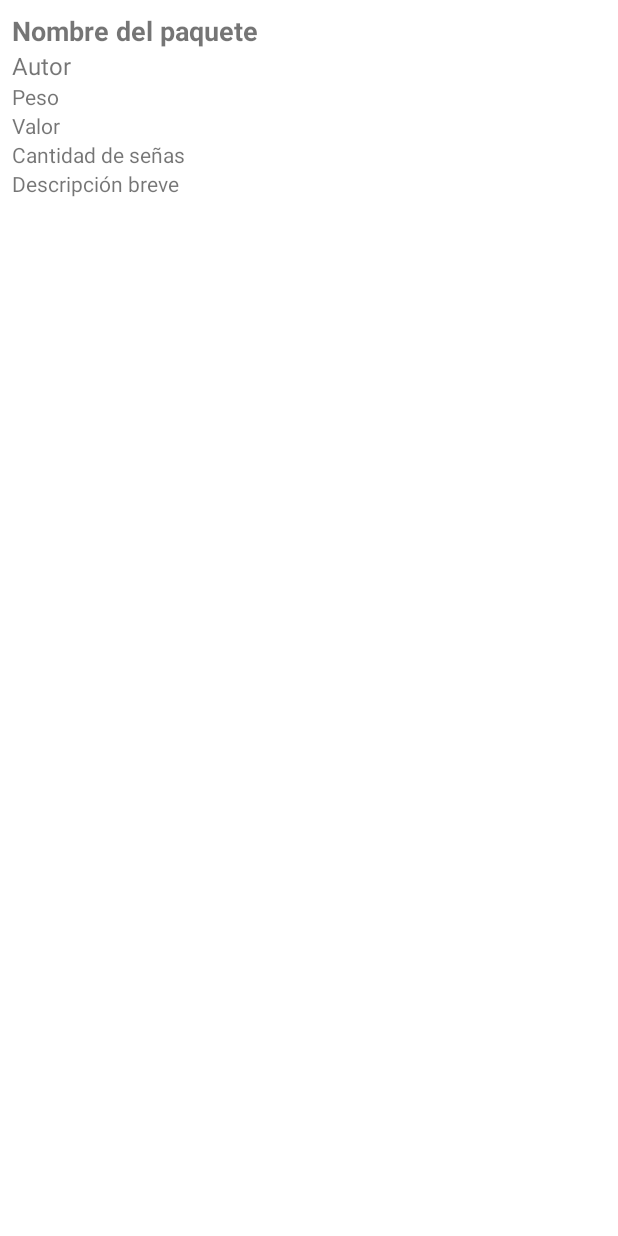
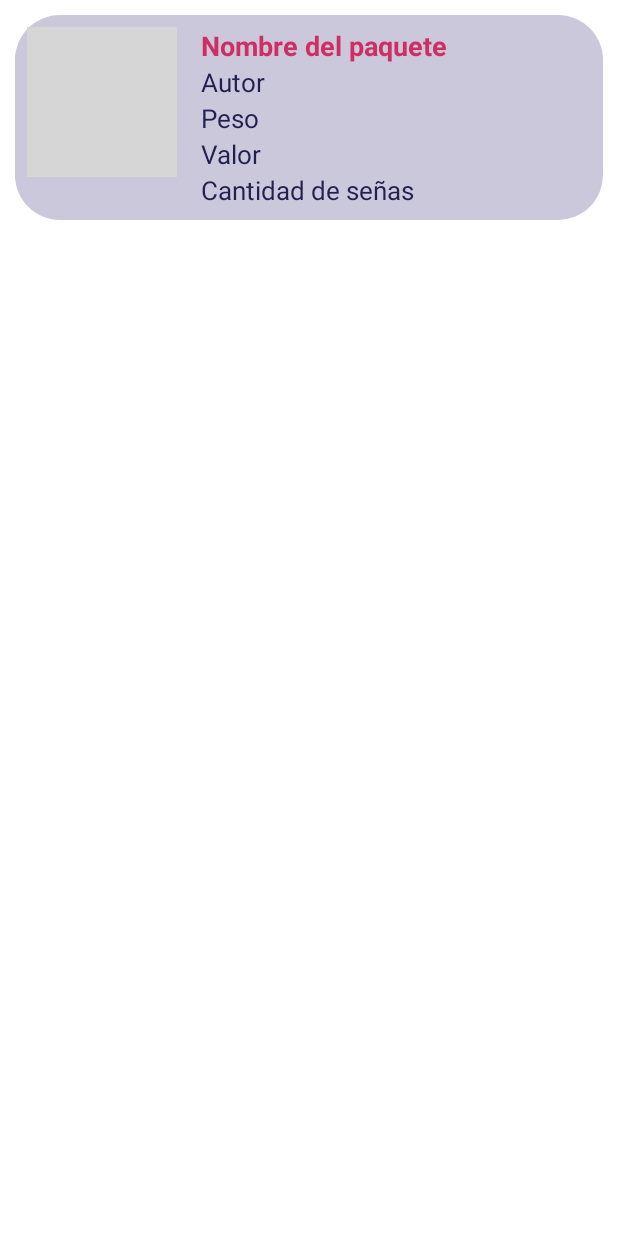
Before and after one commit to EquipoSynapse/Mi-se-a, an Android app: the layout item_paquete.xml on its own in the app's theme, with its tools: preview values and no code run, on a phone screen of 412 x 824 dp. Run offline under Robolectric (Android 15) with nearby library versions, the phone set to English and light mode, and no system bars; grey boxes are pictures that could not be loaded.

Commit message:
mas funcioes en la tienda

```diff
--- a/app/src/main/res/layout/item_paquete.xml
+++ b/app/src/main/res/layout/item_paquete.xml
@@ -3,9 +3,27 @@
 <LinearLayout
     xmlns:android="http://schemas.android.com/apk/res/android"
     android:layout_width="match_parent"
+    android:layout_margin="10dp"
+    android:background="@drawable/fondo2"
+    android:backgroundTint="@color/Fondo3"
+    android:layout_height="wrap_content"
+    android:orientation="horizontal"
+    android:padding="8dp">
+
+    <!-- Imagen del paquete -->
+    <ImageView
+        android:id="@+id/imagen_paquete"
+        android:layout_width="100dp"
+        android:layout_height="100dp"
+        android:src="@drawable/pr2"
+        android:layout_marginEnd="16dp" />
+
+    <!-- Información del paquete -->
+    <LinearLayout
+        android:layout_width="0dp"
         android:layout_height="wrap_content"
         android:orientation="vertical"
-    android:padding="8dp">
+        android:layout_weight="2">
 
         <TextView
             android:id="@+id/nombre_paquete"
@@ -13,6 +31,7 @@
             android:layout_height="wrap_content"
             android:text="Nombre del paquete"
             android:textStyle="bold"
+            android:textColor="@color/Color0"
             android:textSize="18sp"/>
 
         <TextView
@@ -20,30 +39,32 @@
             android:layout_width="wrap_content"
             android:layout_height="wrap_content"
             android:text="Autor"
-        android:textSize="16sp" />
+            android:textColor="@color/Fondo1"
+            android:textSize="17sp" />
 
         <TextView
             android:id="@+id/peso_paquete"
             android:layout_width="wrap_content"
             android:layout_height="wrap_content"
+            android:textSize="17sp"
+            android:textColor="@color/Fondo1"
             android:text="Peso" />
 
         <TextView
             android:id="@+id/valor_paquete"
             android:layout_width="wrap_content"
             android:layout_height="wrap_content"
+            android:textSize="17sp"
+            android:textColor="@color/Fondo1"
             android:text="Valor" />
 
         <TextView
             android:id="@+id/cantidad_senias"
             android:layout_width="wrap_content"
             android:layout_height="wrap_content"
+            android:textSize="17sp"
+            android:textColor="@color/Fondo1"
             android:text="Cantidad de señas" />
-
-    <TextView
-        android:id="@+id/descripcion_paquete"
-        android:layout_width="wrap_content"
-        android:layout_height="wrap_content"
-        android:text="Descripción breve" />
+    </LinearLayout>
 
 </LinearLayout>
```
Also changed, not shown: app/src/main/java/com/synapse/dactilogo/M/Paquete.java (+3 -6 lines), app/src/main/java/com/synapse/dactilogo/M/PaqueteAdapter.java (+5 -3 lines), app/src/main/java/com/synapse/dactilogo/P/P300.java (+16 -8 lines). Lines whose indentation alone changed are shown as unchanged.
